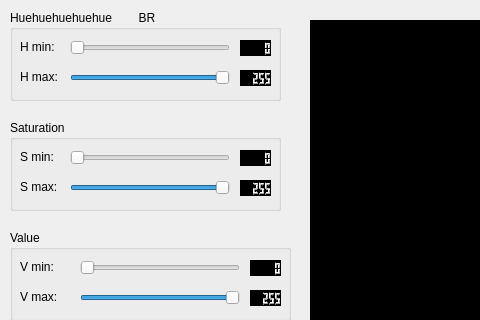
Qt form setcolorrange.ui (mateus558/RinoBot-System) before a commit; both pictures show x 0 to 480 and y 0 to 320 of the 940 by 495 pixel window.
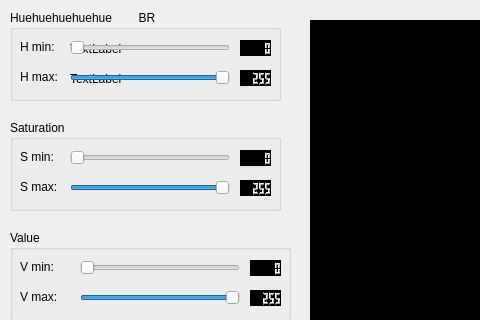
The same form after that commit.

```diff
--- a/setcolorrange.ui
+++ b/setcolorrange.ui
@@ -163,6 +163,40 @@
      <string notr="true">Background-Color: #000</string>
     </property>
    </widget>
+   <widget class="QLabel" name="lbl_MinHueBar">
+    <property name="geometry">
+     <rect>
+      <x>60</x>
+      <y>30</y>
+      <width>161</width>
+      <height>17</height>
+     </rect>
+    </property>
+    <property name="text">
+     <string>TextLabel</string>
+    </property>
+   </widget>
+   <widget class="QLabel" name="lbl_MaxHueBar">
+    <property name="geometry">
+     <rect>
+      <x>60</x>
+      <y>60</y>
+      <width>161</width>
+      <height>17</height>
+     </rect>
+    </property>
+    <property name="text">
+     <string>TextLabel</string>
+    </property>
+   </widget>
+   <zorder>lbl_MinHueBar</zorder>
+   <zorder>lbl_MaxHueBar</zorder>
+   <zorder>label_4</zorder>
+   <zorder>horizontalSlider_4</zorder>
+   <zorder>lcdNumber_4</zorder>
+   <zorder>label</zorder>
+   <zorder>horizontalSlider</zorder>
+   <zorder>lcdNumber</zorder>
   </widget>
   <widget class="QGroupBox" name="groupBox_2">
    <property name="geometry">
```
